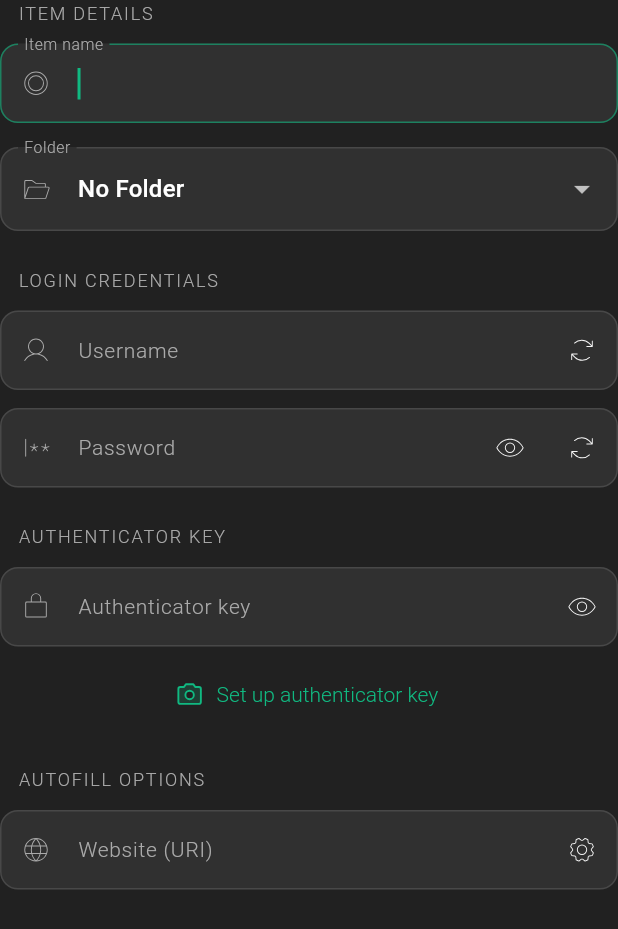
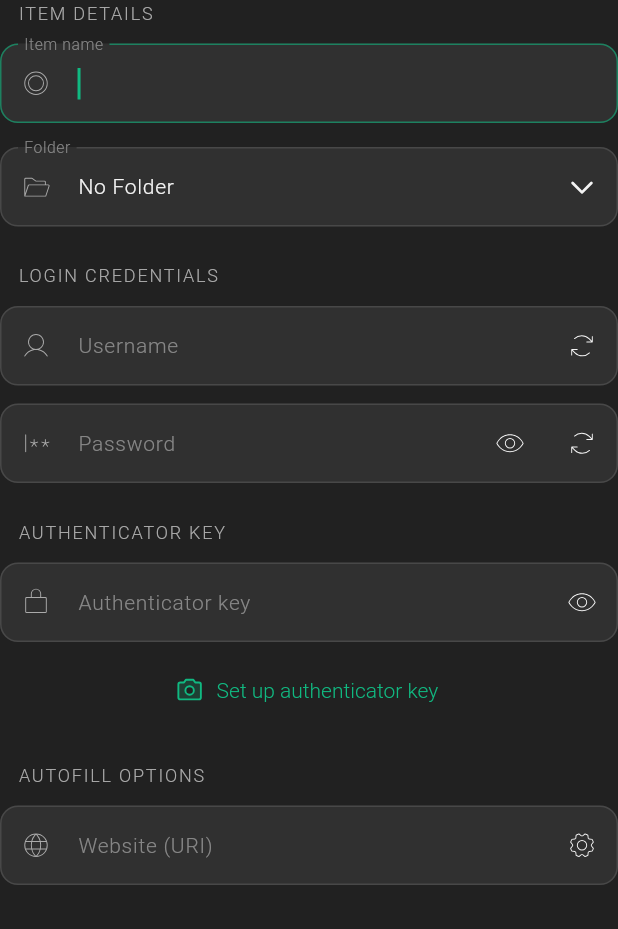
Before and after one commit to cyberfish-dev/pass-tool, a Flutter app: the AddLoginForm widget shown alone on an empty page, opened directly, on a phone screen of 412 x 824 dp. Shown: the top 929 px of the screen. Run offline on Flutter 3.47's test engine with Material 3 defaults, Android fonts, the phone set to English and light mode, and no system bars; our stand-ins replace phosphor_flutter; Roboto replaces fonts that are missing (SFProText).

Commit message:
custom dropdown started

```diff
--- a/flutter_app/lib/forms/login_add.dart
+++ b/flutter_app/lib/forms/login_add.dart
@@ -87,22 +87,21 @@ class AddLoginFormState extends FormBaseState<AddLoginForm, String> {
           SizedBox(height: 16),
 
           // Folder dropdown
-          DropdownButtonFormField<String>(
-            value: _selectedFolder,
+          TextFormField(
+            initialValue: _selectedFolder,
+            readOnly: true,
             decoration: InputDecoration(
               labelText: 'Folder',
               prefixIcon: Icon(
                 PhosphorIcons.folderOpen(PhosphorIconsStyle.thin),
                 size: 20,
               ),
+              suffixIcon: Icon(
+                PhosphorIcons.caretDown(PhosphorIconsStyle.bold),
+                size: 20,
+                color: Theme.of(context).colorScheme.onSurface,
+              ),
             ),
-            onChanged: (v) {
-              setState(() => _selectedFolder = v!);
-              if (_submitCalled) _formKey.currentState!.validate();
-            },
-            items: _folders.map((f) {
-              return DropdownMenuItem(value: f, child: Text(f));
-            }).toList(),
           ),
 
           SizedBox(height: 24),
--- a/flutter_app/lib/themes/main.dart
+++ b/flutter_app/lib/themes/main.dart
@@ -32,8 +32,8 @@ final darkTeme = ThemeData.dark().copyWith(
   inputDecorationTheme: InputDecorationTheme(
     filled: true,
     fillColor: darkCard,
-    hintStyle: textTheme.bodyMedium?.copyWith(color: textSecondary),
-    labelStyle: textTheme.bodyMedium?.copyWith(color: textSecondary),
+    hintStyle: textTheme.bodyMedium?.copyWith(color: textSecondary.withAlpha(180)),
+    labelStyle: textTheme.bodyMedium?.copyWith(color: textSecondary.withAlpha(180)),
     prefixIconColor: textSecondary,
     errorStyle: textTheme.bodySmall?.copyWith(color: errorColor),
     border: OutlineInputBorder(
@@ -50,11 +50,11 @@ final darkTeme = ThemeData.dark().copyWith(
     ),
     focusedErrorBorder: OutlineInputBorder(
             borderRadius: BorderRadius.circular(12),
-      borderSide: BorderSide(color: errorColor, width: 1),
+      borderSide: BorderSide(color: errorColor.withAlpha(200), width: 1),
     ),
     errorBorder: OutlineInputBorder(
             borderRadius: BorderRadius.circular(12),
-      borderSide: BorderSide(color: errorColor, width: 1),
+      borderSide: BorderSide(color: errorColor.withAlpha(200), width: 1),
     ),
   ),
   bottomNavigationBarTheme: const BottomNavigationBarThemeData(
```
